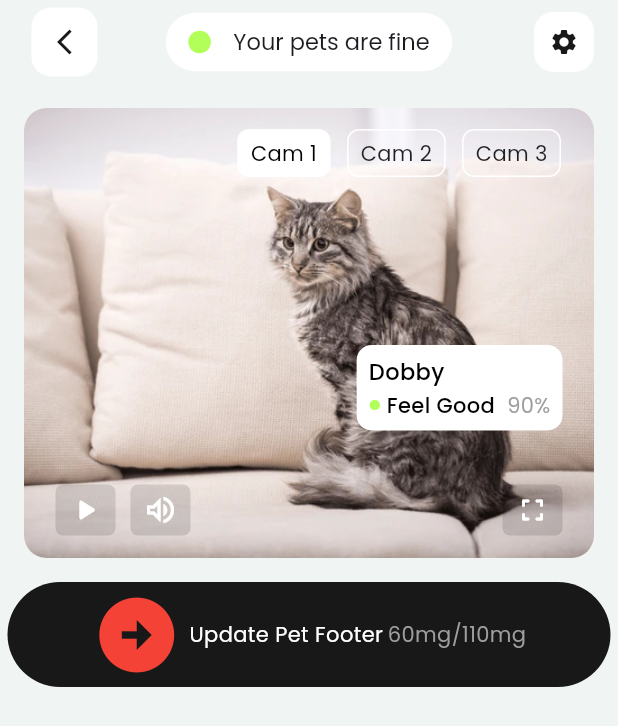
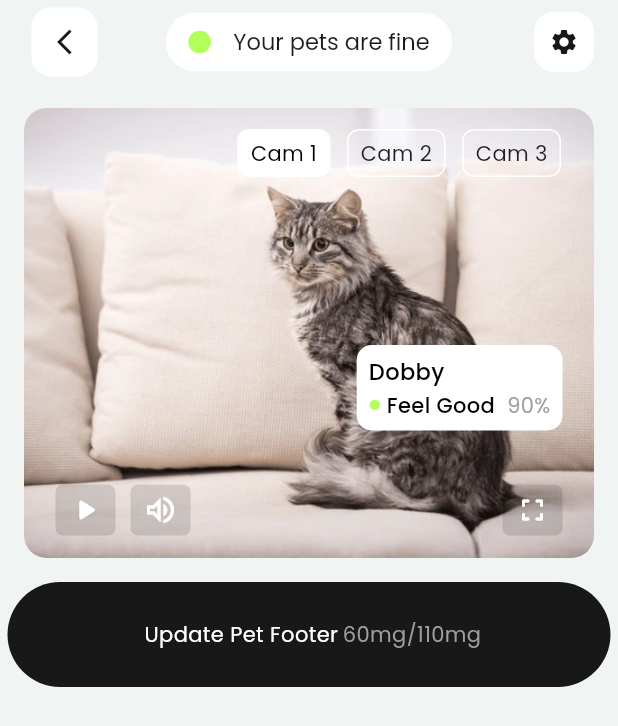
Before and after one commit to ragulsarma/smart-home-app, a Flutter app: the PetHomePage screen opened directly, on a phone screen of 412 x 824 dp. Shown: the top 726 px of the screen. Run offline on Flutter 3.47's test engine with Material 3 defaults, Android fonts, the phone set to English and light mode, and no system bars.

```diff
--- a/lib/widgets/pet_page_widgets/bottom_button_widget.dart
+++ b/lib/widgets/pet_page_widgets/bottom_button_widget.dart
@@ -26,23 +26,23 @@ class _BottomButtonWidgetState extends State<BottomButtonWidget> {
             color: AppColors.primaryColor,
             borderRadius: BorderRadius.all(Radius.circular(35))),
         child: Row(mainAxisAlignment: MainAxisAlignment.center, children: [
-          Align(
-            alignment: Alignment.centerLeft,
-            child: Container(
-              // height: 50,
-              // width: 50,
-              decoration: const BoxDecoration(
-                color: AppColors.primaryColor,
-                shape: BoxShape.circle,
-                // borderRadius: BorderRadius.all(Radius.circular(35))
-              ),
-              child: const Icon(
-                Icons.arrow_circle_right_sharp,
-                color: Colors.red,
-                size: 60,
-              ),
-            ),
-          ),
+          // Align(
+          //   alignment: Alignment.centerLeft,
+          //   child: Container(
+          //     // height: 50,
+          //     // width: 50,
+          //     decoration: const BoxDecoration(
+          //       color: AppColors.primaryColor,
+          //       shape: BoxShape.circle,
+          //       // borderRadius: BorderRadius.all(Radius.circular(35))
+          //     ),
+          //     child: const Icon(
+          //       Icons.arrow_circle_right_sharp,
+          //       color: Colors.red,
+          //       size: 60,
+          //     ),
+          //   ),
+          // ),
           const SizedBox(width: 5),
           Row(mainAxisAlignment: MainAxisAlignment.center, children: [
             Text(
```
Also changed, not shown: lib/widgets/home_page_widgets/quick_access_widget.dart (+4 -7 lines).
